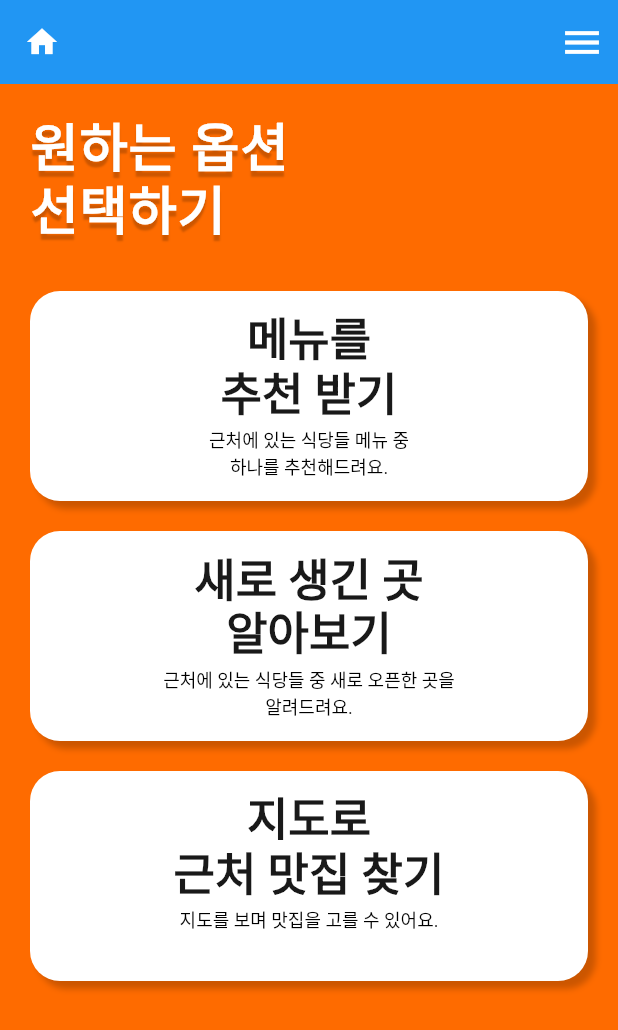
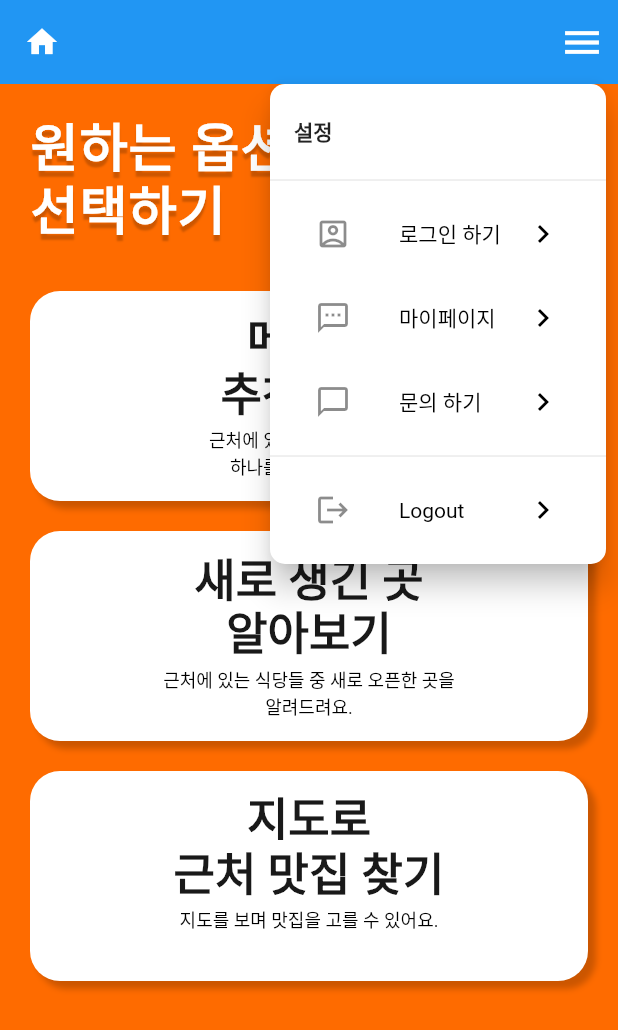
Before and after one commit to jeongmi97/JMC_Project, a Flutter app: the screen it shows after launch, after a tap on the "menu" icon, on a phone screen of 412 x 824 dp. Shown: the top 1030 px of the screen. Run offline on Flutter 3.47's test engine with Material 3 defaults, Android fonts, the phone set to English and light mode, and no system bars; our stand-ins replace geolocator.

Commit message:
팝업 메뉴 구성 완료

```diff
--- a/lib/main.dart
+++ b/lib/main.dart
@@ -75,6 +75,7 @@
         '/permission': (context) => const PermissionScreen(),
       },
       home: const TitleScreen(),
+      debugShowCheckedModeBanner: false,
     );
   }
 }
--- a/lib/screens/home_screen.dart
+++ b/lib/screens/home_screen.dart
@@ -1,5 +1,6 @@
 import 'package:flutter/material.dart';
 import 'package:jmc/widgets/home_button_widget.dart';
+import 'package:jmc/widgets/popup_ment_itme.dart';
 
 class HomeScreen extends StatelessWidget {
   const HomeScreen({super.key});
@@ -9,6 +10,8 @@ class HomeScreen extends StatelessWidget {
     final displayMediumCopy =
         Theme.of(context).textTheme.displayMedium!.copyWith(fontSize: 35);
 
+    var appBarHeight = AppBar().preferredSize.height;
+
     return SafeArea(
       child: Scaffold(
           backgroundColor: Theme.of(context).primaryColor,
@@ -16,14 +19,37 @@ class HomeScreen extends StatelessWidget {
             elevation: 0,
             leading: IconButton(onPressed: () {}, icon: const Icon(Icons.home)),
             actions: [
-              IconButton(
-                  onPressed: () {},
-                  icon: const Icon(
-                    Icons.menu,
-                    size: 30,
-                  ))
+              PopupMenuButton(
+                shape: const RoundedRectangleBorder(
+                    borderRadius: BorderRadius.all(Radius.circular(10))),
+                // shadowColor: const Color.fromRGBO(0, 0, 0, 0.2),
+                // elevation: 100,
+                color: Colors.white,
+                offset: Offset(0.0, appBarHeight),
+                icon: const Icon(
+                  Icons.menu,
+                  size: 30,
+                ),
+                itemBuilder: (context) => <PopupMenuEntry>[
+                  const PopupMenuItem(
+                      child: Text(
+                    '설정',
+                    style: TextStyle(fontSize: 14, fontWeight: FontWeight.w900),
+                  )),
+                  const PopupMenuDivider(),
+                  menuItem('로그인 하기', const Icon(Icons.account_box_outlined),
+                      "/login"),
+                  menuItem('마이페이지', const Icon(Icons.textsms_outlined), ""),
+                  menuItem('문의 하기', const Icon(Icons.chat_bubble_outline), ""),
+                  const PopupMenuDivider(),
+                  menuItem('Logout', const Icon(Icons.logout), ""),
+                ],
+              ),
             ],
           ),
+          // drawer: const Drawer(
+          //   child: Text('aaa'),
+          // ),
           body: Container(
             padding: const EdgeInsets.symmetric(horizontal: 20),
             child: Column(
--- /dev/null
+++ b/lib/widgets/popup_ment_itme.dart
@@ -0,0 +1,18 @@
+import 'package:flutter/material.dart';
+
+PopupMenuItem<String> menuItem(String text, Icon icon, String root) {
+  return PopupMenuItem(
+    padding: const EdgeInsets.symmetric(horizontal: 30, vertical: 0),
+    child: ListTile(
+      leading: icon,
+      title: Text(
+        text,
+        style: const TextStyle(fontSize: 14, color: Colors.black),
+      ),
+      trailing: const Icon(
+        Icons.keyboard_arrow_right,
+        color: Colors.black,
+      ),
+    ),
+  );
+}
```
